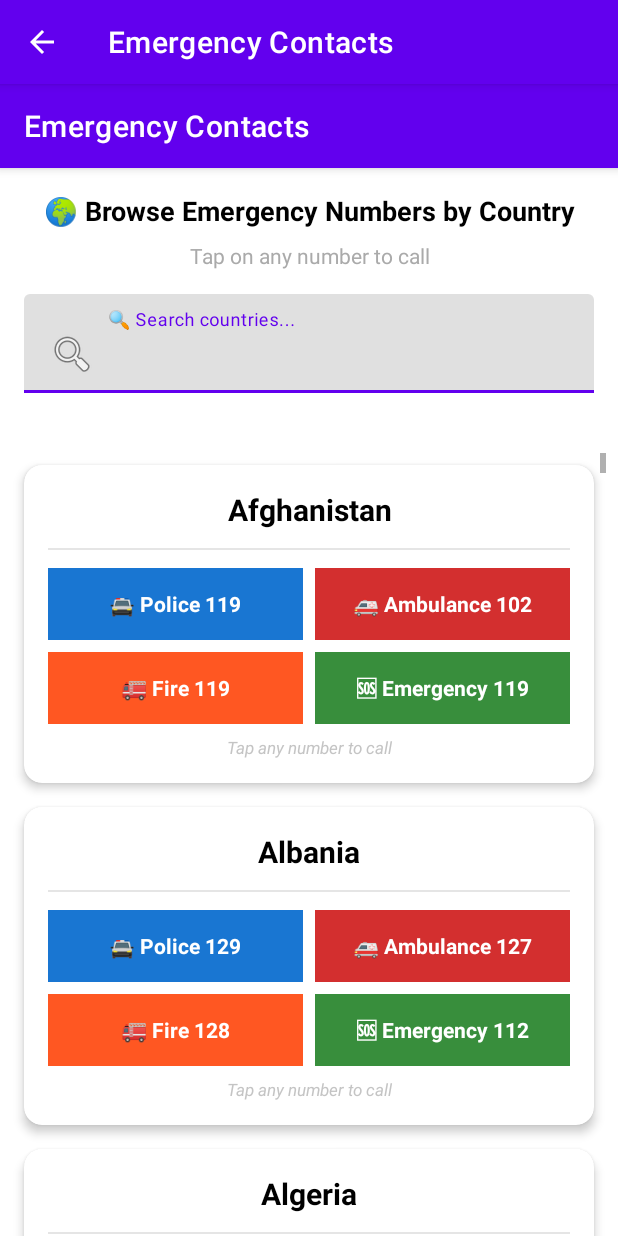
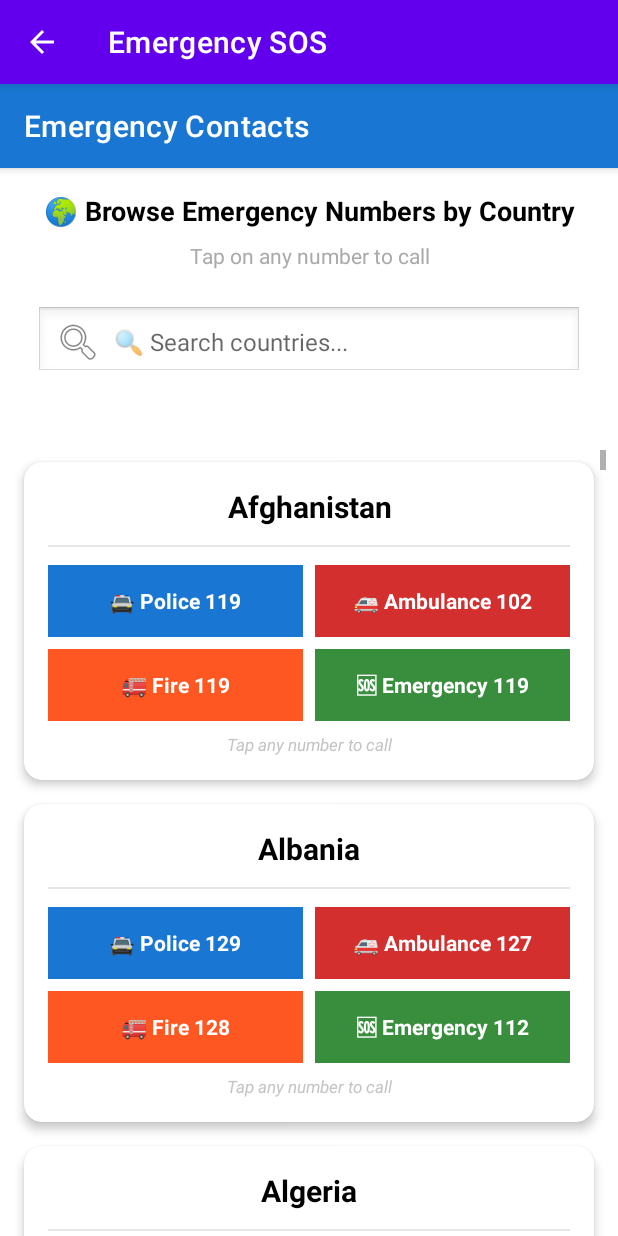
Before and after one commit to ly2xxx/sos, an Android app: the screen it shows after launch (EmergencyContactsActivity), after a tap on "🌍 BROWSE ALL COUNTRIES", on a phone screen of 412 x 824 dp. Run offline under Robolectric (Android 15) with nearby library versions, the phone set to English and light mode, and no system bars.

Commit message:
browse country works

```diff
--- a/app/src/main/AndroidManifest.xml
+++ b/app/src/main/AndroidManifest.xml
@@ -1,7 +1,6 @@
 <?xml version="1.0" encoding="utf-8"?>
 <manifest xmlns:android="http://schemas.android.com/apk/res/android"
-    xmlns:tools="http://schemas.android.com/tools"
-    package="com.ly2xxx.sos">
+    xmlns:tools="http://schemas.android.com/tools">
 
     <uses-permission android:name="android.permission.ACCESS_FINE_LOCATION" />
     <uses-permission android:name="android.permission.ACCESS_COARSE_LOCATION" />
--- a/app/src/main/java/com/ly2xxx/sos/EmergencyContactsActivity.java
+++ b/app/src/main/java/com/ly2xxx/sos/EmergencyContactsActivity.java
@@ -41,6 +41,8 @@ public class EmergencyContactsActivity extends AppCompatActivity {
     @Override
     protected void onCreate(Bundle savedInstanceState) {
         super.onCreate(savedInstanceState);
+
+        try {
             setContentView(R.layout.activity_emergency_contacts);
 
             setupToolbar();
@@ -48,9 +50,16 @@ public class EmergencyContactsActivity extends AppCompatActivity {
             loadEmergencyContacts();
             setupRecyclerView();
             setupSearch();
+
+        } catch (Exception e) {
+            Log.e(TAG, "Error in onCreate", e);
+            Toast.makeText(this, "Error loading emergency contacts page", Toast.LENGTH_LONG).show();
+            finish();
+        }
     }
 
     private void setupToolbar() {
+        try {
             Toolbar toolbar = findViewById(R.id.toolbar);
             if (toolbar != null) {
                 setSupportActionBar(toolbar);
@@ -58,21 +67,41 @@ public class EmergencyContactsActivity extends AppCompatActivity {
                     getSupportActionBar().setDisplayHomeAsUpEnabled(true);
                     getSupportActionBar().setTitle("Emergency Contacts");
                 }
+            } else {
+                Log.w(TAG, "Toolbar not found in layout");
+            }
+        } catch (Exception e) {
+            Log.e(TAG, "Error setting up toolbar", e);
         }
     }
 
     private void initViews() {
+        try {
             recyclerView = findViewById(R.id.recycler_view);
             searchEditText = findViewById(R.id.search_edit_text);
 
-        if (recyclerView == null || searchEditText == null) {
-            Log.e(TAG, "Critical views not found in layout");
+            if (recyclerView == null) {
+                Log.e(TAG, "RecyclerView not found in layout");
+                Toast.makeText(this, "Layout error: RecyclerView missing", Toast.LENGTH_LONG).show();
+                finish();
+                return;
+            }
+
+            if (searchEditText == null) {
+                Log.e(TAG, "SearchEditText not found in layout");
+                Toast.makeText(this, "Layout error: Search field missing", Toast.LENGTH_LONG).show();
                 finish();
                 return;
             }
 
             allContacts = new ArrayList<>();
             filteredContacts = new ArrayList<>();
+
+        } catch (Exception e) {
+            Log.e(TAG, "Error initializing views", e);
+            Toast.makeText(this, "Error initializing interface", Toast.LENGTH_LONG).show();
+            finish();
+        }
     }
 
     private void loadEmergencyContacts() {
@@ -209,10 +238,18 @@ public class EmergencyContactsActivity extends AppCompatActivity {
     }
 
     private void setupRecyclerView() {
+        try {
             if (recyclerView != null && filteredContacts != null) {
                 adapter = new EmergencyContactAdapter(filteredContacts);
                 recyclerView.setLayoutManager(new LinearLayoutManager(this));
                 recyclerView.setAdapter(adapter);
+                Log.i(TAG, "RecyclerView setup completed with " + filteredContacts.size() + " items");
+            } else {
+                Log.e(TAG, "Cannot setup RecyclerView - recyclerView: " + (recyclerView != null) + ", filteredContacts: " + (filteredContacts != null));
+            }
+        } catch (Exception e) {
+            Log.e(TAG, "Error setting up RecyclerView", e);
+            Toast.makeText(this, "Error loading emergency contacts list", Toast.LENGTH_LONG).show();
         }
     }
 
--- a/app/src/main/java/com/ly2xxx/sos/MainActivity.java
+++ b/app/src/main/java/com/ly2xxx/sos/MainActivity.java
@@ -8,6 +8,7 @@ import android.net.Uri;
 import android.os.Bundle;
 import android.os.Handler;
 import android.os.Looper;
+import android.util.Log;
 import android.view.View;
 import android.widget.Button;
 import android.widget.TextView;
@@ -80,8 +81,13 @@ public class MainActivity extends AppCompatActivity implements LocationService.L
 
         // Add navigation to Emergency Contacts page
         btnBrowseCountries.setOnClickListener(v -> {
-            Intent intent = new Intent(MainActivity.this, EmergencyContactsActivity.class);
-            startActivity(intent);
+            try {
+                Intent intent = new Intent(MainActivity.this, EmergencyContactsActivity.class);
+                startActivity(intent);
+            } catch (Exception e) {
+                Log.e("MainActivity", "Error starting EmergencyContactsActivity", e);
+                Toast.makeText(MainActivity.this, "Error opening emergency contacts page", Toast.LENGTH_LONG).show();
+            }
         });
     }
 
--- a/app/src/main/res/layout/activity_emergency_contacts.xml
+++ b/app/src/main/res/layout/activity_emergency_contacts.xml
@@ -6,20 +6,24 @@
     android:orientation="vertical"
     android:background="@android:color/white">
 
-    <com.google.android.material.appbar.AppBarLayout
+    <!-- Simple Toolbar -->
+    <LinearLayout
         android:layout_width="match_parent"
-        android:layout_height="wrap_content"
-        android:theme="@style/ThemeOverlay.AppCompat.Dark.ActionBar">
+        android:layout_height="56dp"
+        android:background="@color/police_blue"
+        android:orientation="horizontal"
+        android:gravity="center_vertical"
+        android:elevation="4dp">
 
         <androidx.appcompat.widget.Toolbar
             android:id="@+id/toolbar"
             android:layout_width="match_parent"
-            android:layout_height="?attr/actionBarSize"
-            android:background="?attr/colorPrimary"
-            app:popupTheme="@style/ThemeOverlay.AppCompat.Light"
-            app:title="Emergency Contacts" />
+            android:layout_height="match_parent"
+            android:background="@color/police_blue"
+            app:title="Emergency Contacts"
+            app:titleTextColor="@android:color/white" />
 
-    </com.google.android.material.appbar.AppBarLayout>
+    </LinearLayout>
 
     <LinearLayout
         android:layout_width="match_parent"
@@ -47,24 +51,30 @@
             android:paddingBottom="16dp"
             android:textColor="@android:color/darker_gray" />
 
-        <com.google.android.material.textfield.TextInputLayout
+        <!-- Simple Search Field -->
+        <LinearLayout
             android:layout_width="match_parent"
             android:layout_height="wrap_content"
             android:layout_marginBottom="16dp"
-            app:boxStrokeColor="?attr/colorPrimary"
-            app:hintTextColor="?attr/colorPrimary">
+            android:background="@android:color/white"
+            android:padding="8dp"
+            android:orientation="horizontal"
+            android:gravity="center_vertical">
 
-            <com.google.android.material.textfield.TextInputEditText
+            <EditText
                 android:id="@+id/search_edit_text"
                 android:layout_width="match_parent"
-                android:layout_height="wrap_content"
+                android:layout_height="48dp"
                 android:hint="🔍 Search countries..."
                 android:inputType="text"
                 android:maxLines="1"
+                android:padding="12dp"
+                android:background="@android:drawable/edit_text"
                 android:drawableStart="@android:drawable/ic_menu_search"
-                android:drawablePadding="8dp" />
+                android:drawablePadding="8dp"
+                android:textSize="16sp" />
 
-        </com.google.android.material.textfield.TextInputLayout>
+        </LinearLayout>
 
     </LinearLayout>
 
```
Also changed, not shown: 4 other files. Lines whose indentation alone changed are shown as unchanged.
